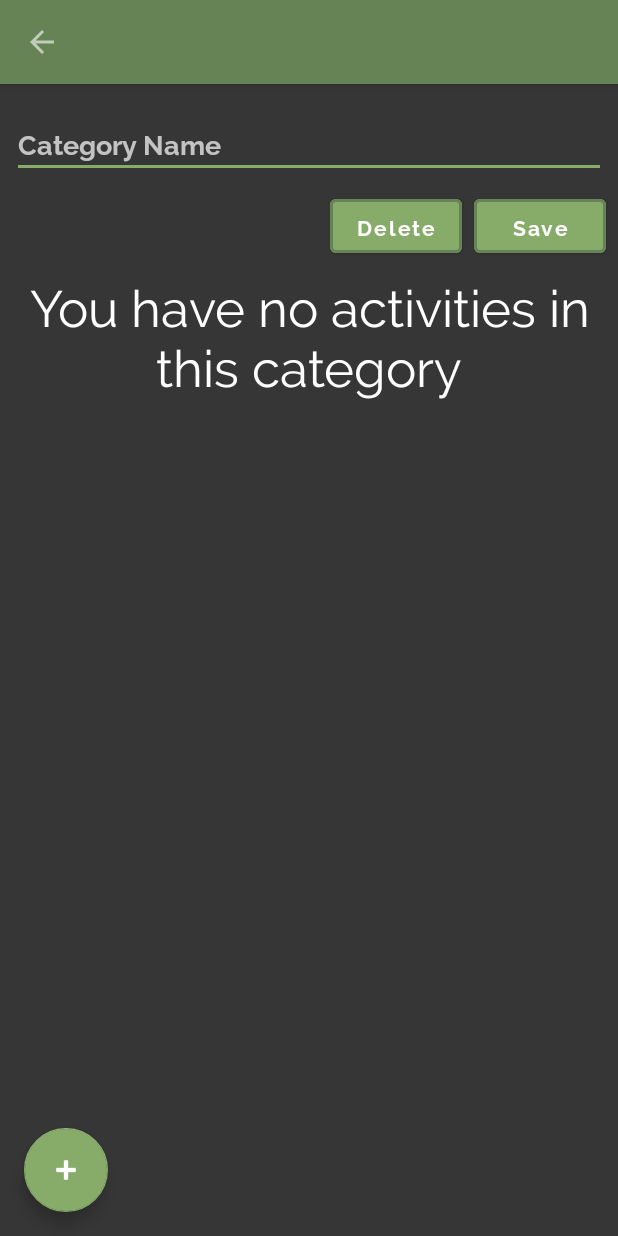
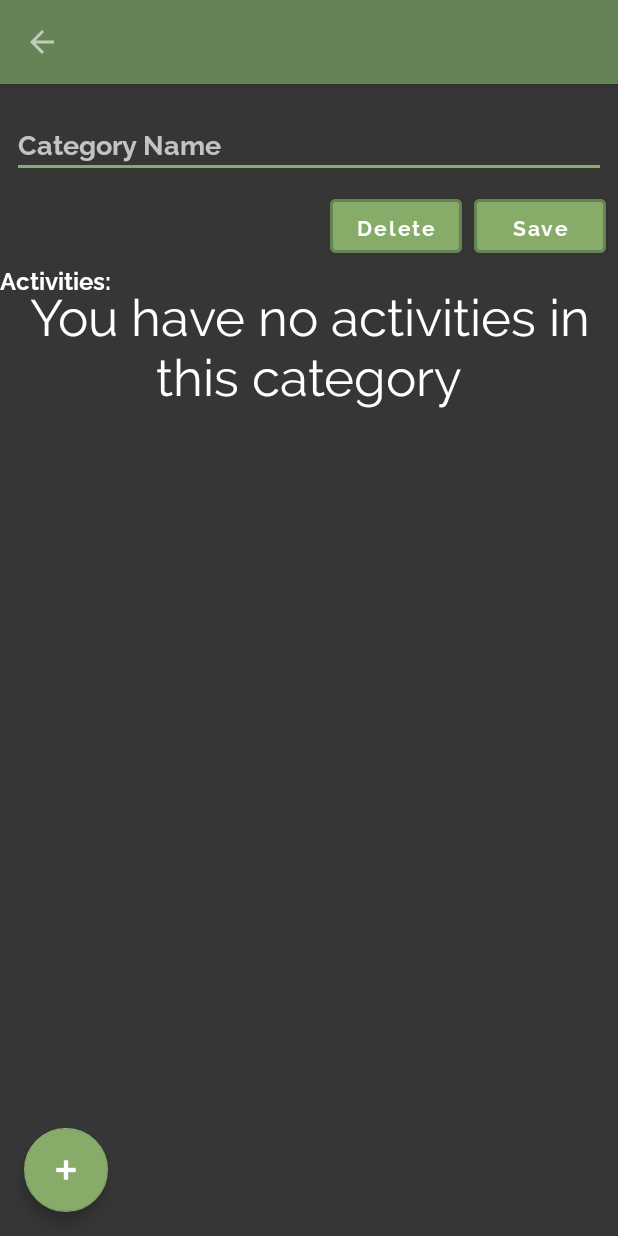
Before and after one commit to danielvnguyen/MoveIt, an Android app: the ActivitiesList screen opened directly, with no data from a screen before it, on a phone screen of 412 x 824 dp. Run offline under Robolectric (Android 15) with nearby library versions, the phone set to English and light mode, and no system bars; our stand-ins replace Firebase (no records; nobody signed in at launch, a user with empty details on screens opened directly); 2 statements that could not run were skipped.

```diff
--- a/app/src/main/res/layout/activity_activities_list.xml
+++ b/app/src/main/res/layout/activity_activities_list.xml
@@ -75,6 +75,12 @@
                 app:strokeWidth="2dp" />
         </LinearLayout>
 
+        <TextView
+            android:layout_width="wrap_content"
+            android:layout_height="wrap_content"
+            android:text="@string/activities_listview_header"
+            android:textSize="16sp" />
+
         <ListView
             android:id="@+id/activityListView"
             android:layout_width="match_parent"
@@ -92,7 +98,7 @@
         android:layout_width="match_parent"
         android:layout_height="wrap_content"
         android:fontFamily="@font/raleway"
-        android:paddingTop="130dp"
+        android:paddingTop="136dp"
         android:text="@string/no_activities"
         android:textAlignment="center"
         android:textSize="34sp"
--- a/app/src/main/res/values/strings.xml
+++ b/app/src/main/res/values/strings.xml
@@ -82,6 +82,7 @@
     <string name="confirm_delete_category">Are you sure you want to delete this category?</string>
     <string name="activity_name">Activity Name</string>
     <string name="confirm_delete_activity">Are you sure you want to delete this activity?</string>
-    <string name="edit_activity_title">\"Editing Activity: \"</string>
-    <string name="new_activity_title">\"New Activity: \"</string>
+    <string name="edit_activity_title">Editing:&#160;</string>
+    <string name="new_activity_title">New Activity:&#160;</string>
+    <string name="activities_listview_header">Activities:</string>
 </resources>
```
Also changed, not shown: app/src/main/java/com/example/moveit/view/account/RegisterActivity.java (+42 -0 lines).
